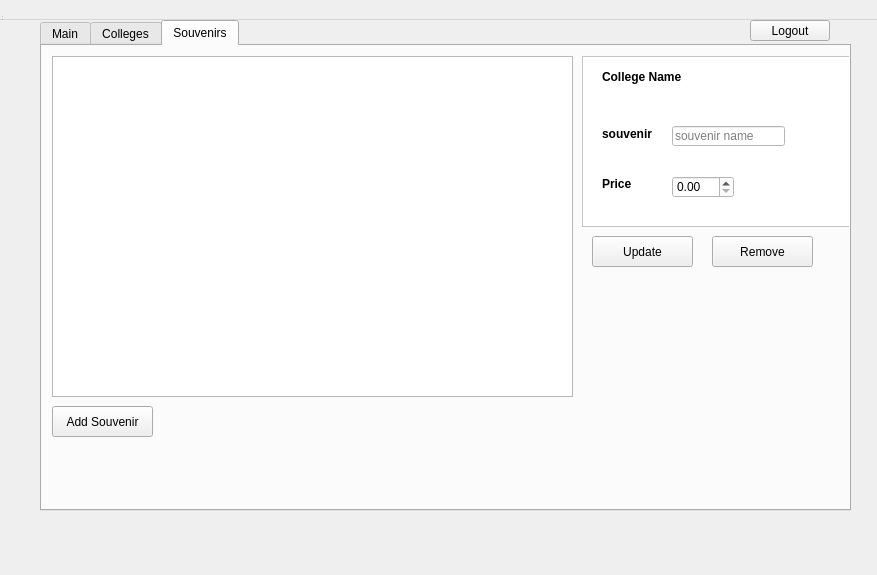
Above: adminwindow.ui from rizzi-trevor/Proj2TempRepo before the change. Below: the same form after it.
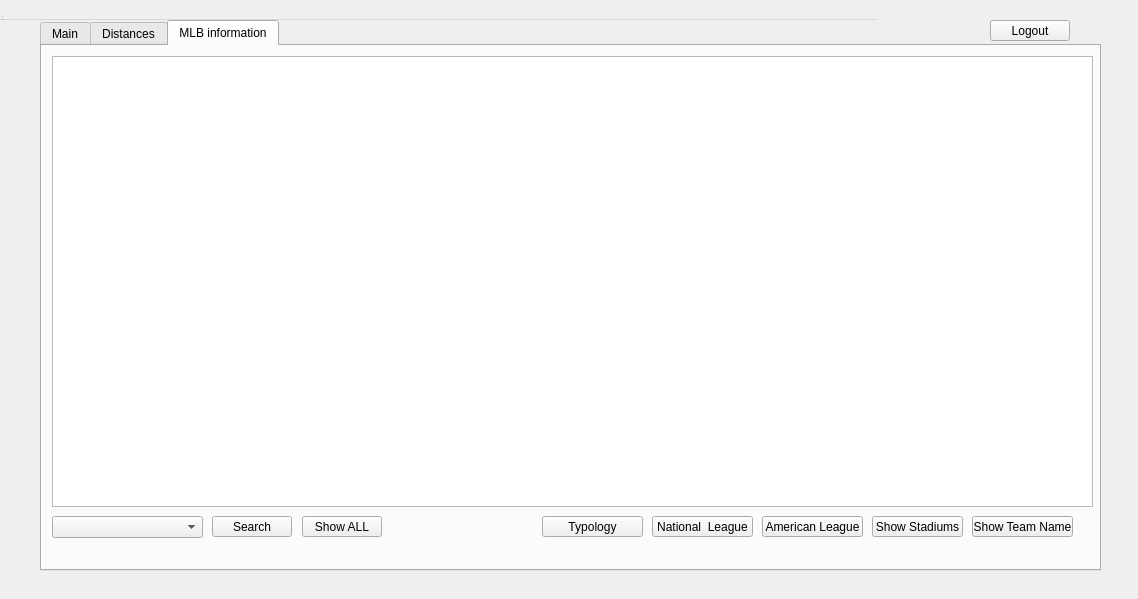
That is the form after the change.

What changed in the file:
```diff
--- a/adminwindow.ui
+++ b/adminwindow.ui
@@ -6,8 +6,8 @@
    <rect>
     <x>0</x>
     <y>0</y>
-    <width>877</width>
-    <height>575</height>
+    <width>1138</width>
+    <height>599</height>
    </rect>
   </property>
   <property name="windowTitle">
@@ -18,8 +18,8 @@
     <rect>
      <x>0</x>
      <y>0</y>
-     <width>901</width>
-     <height>521</height>
+     <width>1111</width>
+     <height>591</height>
     </rect>
    </property>
   </widget>
@@ -48,8 +48,8 @@
     <rect>
      <x>40</x>
      <y>20</y>
-     <width>811</width>
-     <height>491</height>
+     <width>1061</width>
+     <height>551</height>
     </rect>
    </property>
    <property name="currentIndex">
@@ -101,7 +101,7 @@
    </widget>
    <widget class="QWidget" name="colleges">
     <attribute name="title">
-     <string>Colleges</string>
+     <string>Distances</string>
     </attribute>
     <widget class="QTableView" name="collegeView">
      <property name="geometry">
@@ -116,15 +116,15 @@
    </widget>
    <widget class="QWidget" name="tab">
     <attribute name="title">
-     <string>Souvenirs</string>
+     <string>MLB information</string>
     </attribute>
     <widget class="QTableView" name="souvenirView">
      <property name="geometry">
       <rect>
        <x>10</x>
        <y>10</y>
-       <width>521</width>
-       <height>341</height>
+       <width>1041</width>
+       <height>451</height>
       </rect>
      </property>
      <property name="selectionMode">
@@ -134,145 +134,105 @@
       <enum>QAbstractItemView::SelectRows</enum>
      </property>
     </widget>
-    <widget class="QPushButton" name="addSouvenir">
+    <widget class="QComboBox" name="comboBox">
      <property name="geometry">
       <rect>
        <x>10</x>
-       <y>360</y>
+       <y>470</y>
+       <width>151</width>
+       <height>22</height>
+      </rect>
+     </property>
+    </widget>
+    <widget class="QPushButton" name="searchButton">
+     <property name="geometry">
+      <rect>
+       <x>170</x>
+       <y>470</y>
+       <width>80</width>
+       <height>21</height>
+      </rect>
+     </property>
+     <property name="text">
+      <string>Search</string>
+     </property>
+    </widget>
+    <widget class="QPushButton" name="showALL">
+     <property name="geometry">
+      <rect>
+       <x>260</x>
+       <y>470</y>
+       <width>80</width>
+       <height>21</height>
+      </rect>
+     </property>
+     <property name="text">
+      <string>Show ALL</string>
+     </property>
+    </widget>
+    <widget class="QPushButton" name="showStadiums">
+     <property name="geometry">
+      <rect>
+       <x>930</x>
+       <y>470</y>
        <width>101</width>
-       <height>31</height>
+       <height>21</height>
       </rect>
      </property>
      <property name="text">
-      <string>Add Souvenir</string>
+      <string>Show Team Name</string>
      </property>
     </widget>
-    <widget class="QFrame" name="frame">
+    <widget class="QPushButton" name="showStadiums_2">
      <property name="geometry">
       <rect>
-       <x>540</x>
-       <y>10</y>
-       <width>271</width>
-       <height>171</height>
+       <x>830</x>
+       <y>470</y>
+       <width>91</width>
+       <height>21</height>
       </rect>
      </property>
-     <property name="styleSheet">
-      <string notr="true">background-color: rgb(255, 255, 255);</string>
+     <property name="text">
+      <string>Show Stadiums</string>
      </property>
-     <property name="frameShape">
-      <enum>QFrame::StyledPanel</enum>
+    </widget>
+    <widget class="QPushButton" name="pushButton_3">
+     <property name="geometry">
+      <rect>
+       <x>720</x>
+       <y>470</y>
+       <width>101</width>
+       <height>21</height>
+      </rect>
      </property>
-     <property name="frameShadow">
-      <enum>QFrame::Raised</enum>
+     <property name="text">
+      <string>American League</string>
      </property>
-     <widget class="QDoubleSpinBox" name="priceSpin">
-      <property name="geometry">
-       <rect>
-        <x>90</x>
-        <y>120</y>
-        <width>62</width>
-        <height>22</height>
-       </rect>
-      </property>
-     </widget>
-     <widget class="QLabel" name="labelCollege">
-      <property name="geometry">
-       <rect>
-        <x>20</x>
-        <y>10</y>
-        <width>241</width>
-        <height>21</height>
-       </rect>
-      </property>
-      <property name="font">
-       <font>
-        <weight>75</weight>
-        <bold>true</bold>
-       </font>
-      </property>
-      <property name="text">
-       <string>College Name</string>
-      </property>
-     </widget>
-     <widget class="QLabel" name="label_2">
-      <property name="geometry">
-       <rect>
-        <x>20</x>
-        <y>70</y>
-        <width>51</width>
-        <height>16</height>
-       </rect>
-      </property>
-      <property name="font">
-       <font>
-        <weight>75</weight>
-        <bold>true</bold>
-       </font>
-      </property>
-      <property name="text">
-       <string>souvenir</string>
-      </property>
-     </widget>
-     <widget class="QLabel" name="label_3">
-      <property name="geometry">
-       <rect>
-        <x>20</x>
-        <y>120</y>
-        <width>51</width>
-        <height>16</height>
-       </rect>
-      </property>
-      <property name="font">
-       <font>
-        <weight>75</weight>
-        <bold>true</bold>
-       </font>
-      </property>
-      <property name="text">
-       <string>Price</string>
-      </property>
-     </widget>
-     <widget class="QLineEdit" name="removeEdit">
-      <property name="geometry">
-       <rect>
-        <x>90</x>
-        <y>70</y>
-        <width>113</width>
-        <height>20</height>
-       </rect>
-      </property>
-      <property name="maxLength">
-       <number>30</number>
-      </property>
-      <property name="placeholderText">
-       <string>souvenir name </string>
-      </property>
-     </widget>
     </widget>
     <widget class="QPushButton" name="removeSouvenir">
      <property name="geometry">
       <rect>
-       <x>670</x>
-       <y>190</y>
+       <x>610</x>
+       <y>470</y>
        <width>101</width>
-       <height>31</height>
+       <height>21</height>
       </rect>
      </property>
      <property name="text">
-      <string>Remove</string>
+      <string>National  League</string>
      </property>
     </widget>
     <widget class="QPushButton" name="removeSouvenir_2">
      <property name="geometry">
       <rect>
-       <x>550</x>
-       <y>190</y>
+       <x>500</x>
+       <y>470</y>
        <width>101</width>
-       <height>31</height>
+       <height>21</height>
       </rect>
      </property>
      <property name="text">
-      <string>Update</string>
+      <string>Typology</string>
      </property>
     </widget>
    </widget>
@@ -280,7 +240,7 @@
   <widget class="QPushButton" name="pushButton_5">
    <property name="geometry">
     <rect>
-     <x>750</x>
+     <x>990</x>
      <y>20</y>
      <width>80</width>
      <height>21</height>
```
Left out of the diff: 23 changed lines with no effect on the pictures.
